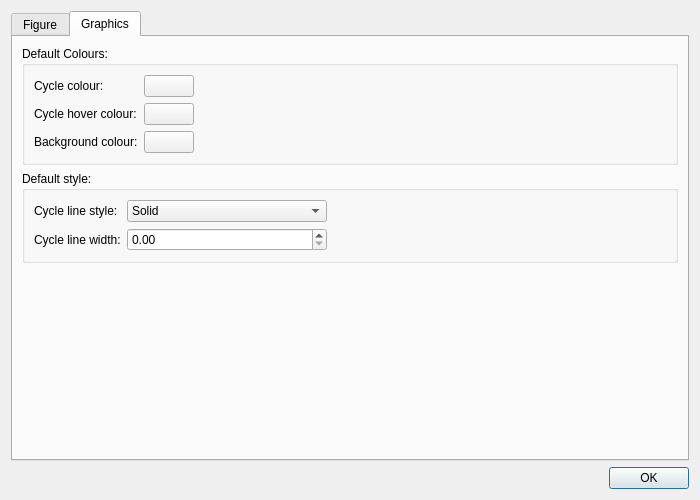
Qt form forms/settingsdialog.ui (lhutton1/moebinv-gui) before a commit.
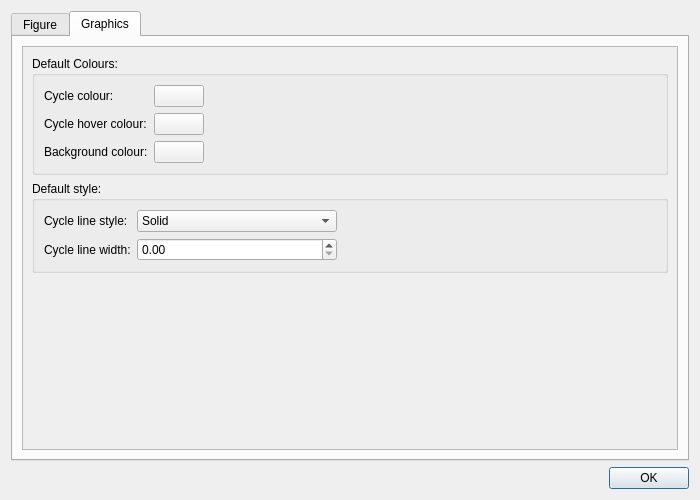
The same form after that commit. The open tabs and pages were chosen to show the change.

What changed in the file:
```diff
--- a/forms/settingsdialog.ui
+++ b/forms/settingsdialog.ui
@@ -140,6 +140,38 @@
       </attribute>
       <layout class="QVBoxLayout" name="verticalLayout">
        <item>
+        <widget class="QScrollArea" name="scrollArea">
+         <property name="styleSheet">
+          <string notr="true">QScrollArea { background: transparent; }
+QScrollArea &gt; QWidget &gt; QWidget { background: transparent; }
+QScrollArea &gt; QWidget &gt; QScrollBar { background: palette(base); }</string>
+         </property>
+         <property name="frameShape">
+          <enum>QFrame::StyledPanel</enum>
+         </property>
+         <property name="frameShadow">
+          <enum>QFrame::Plain</enum>
+         </property>
+         <property name="lineWidth">
+          <number>0</number>
+         </property>
+         <property name="verticalScrollBarPolicy">
+          <enum>Qt::ScrollBarAsNeeded</enum>
+         </property>
+         <property name="widgetResizable">
+          <bool>true</bool>
+         </property>
+         <widget class="QWidget" name="scrollAreaWidgetContents_2">
+          <property name="geometry">
+           <rect>
+            <x>0</x>
+            <y>0</y>
+            <width>628</width>
+            <height>385</height>
+           </rect>
+          </property>
+          <layout class="QVBoxLayout" name="verticalLayout_5">
+           <item>
         <widget class="QGroupBox" name="groupBox_3">
          <property name="title">
           <string>Default Colours:</string>
@@ -354,6 +386,10 @@
           </size>
          </property>
         </spacer>
+           </item>
+          </layout>
+         </widget>
+        </widget>
        </item>
       </layout>
      </widget>
```
Left out of the diff: 26 changed lines with no effect on the pictures. Lines whose indentation alone changed are shown as unchanged.
